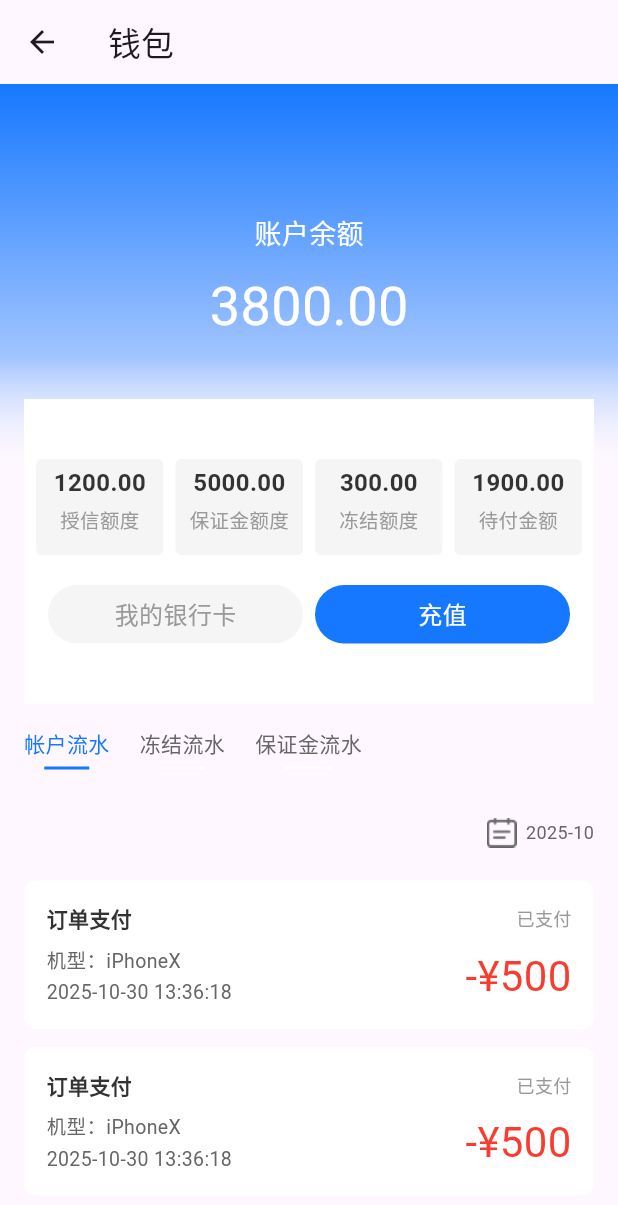
After one commit to 2248157705/mall_flutter, a Flutter app: the WalletPage screen opened directly, on a phone screen of 412 x 824 dp. The commit adds this screen. Shown: the top 1205 px of the screen. Run offline on Flutter 3.47's test engine with Material 3 defaults, Android fonts, the phone set to English and light mode, and no system bars; our stand-ins replace dio, flutter_riverpod, flutter_secure_storage, retrofit; accounts and stored records are empty; generated files the repository leaves out were written again.

Commit message:
钱包页面

```diff
--- a/lib/main.dart
+++ b/lib/main.dart
@@ -6,6 +6,8 @@ import 'package:login_app/service/api_client.dart';
 import 'package:login_app/store/token_provider.dart'; // Import the new token provider
 import 'package:login_app/model/login_request.dart';
 import 'package:dio/dio.dart';
+
+import 'package:login_app/wallet_page.dart';
 
 void main() {
   runApp(
@@ -34,6 +36,7 @@ class MyApp extends ConsumerWidget {
         GlobalCupertinoLocalizations.delegate,
       ],
       home: token != null && token.isNotEmpty ? const HomePage() : const LoginPage(),
+       // home:const WalletPage(),
     );
   }
 }
@@ -200,20 +203,22 @@ class _LoginPageState extends ConsumerState<LoginPage> { // Changed to ConsumerS
   @override
   Widget build(BuildContext context) {
     return Scaffold(
-      body: Container(
-        decoration: const BoxDecoration(
-          image: DecorationImage(
-            image: AssetImage('assets/images/login/1.png'),
+      body: Stack(
+        children: [
+          // 背景图片
+          Image.asset(
+            'assets/images/login/1.png',
             fit: BoxFit.cover,
+            width: MediaQuery.of(context).size.width,
           ),
-        ),
-        child: Padding(
+          // 登录内容
+          Padding(
             padding: const EdgeInsets.symmetric(horizontal: 24.0),
             child: Column(
               mainAxisAlignment: MainAxisAlignment.center,
               crossAxisAlignment: CrossAxisAlignment.stretch,
               children: <Widget>[
-              const Spacer(flex: 2),
+              const Spacer(flex: 1),
               Text(
                 _showOtherLogin ? '其他账号登录' : '您好!',
                 style: const TextStyle(
@@ -244,7 +249,7 @@ class _LoginPageState extends ConsumerState<LoginPage> { // Changed to ConsumerS
                     fontFamily: 'sans-serif',
                   ),
                 ),
-              const Spacer(flex: 3),
+              const Spacer(flex: 1),
               AnimatedSwitcher(
                 duration: const Duration(milliseconds: 300),
                 child: _showOtherLogin ? _buildOtherLoginView() : _buildOneClickLoginView(),
@@ -286,6 +291,7 @@ class _LoginPageState extends ConsumerState<LoginPage> { // Changed to ConsumerS
             ],
           ),
         ),
+      ],
     ),
   );
 }
--- a/lib/service/order_api_client.dart
+++ b/lib/service/order_api_client.dart
@@ -46,13 +46,11 @@ final orderServiceProvider = Provider.family<OrderService, String>((ref, baseUrl
 });
 
 
-
 // // Provider for OrderDetailService that uses the dioClientProvider
 // final orderDetailServiceProvider = Provider.family<OrderDetailService, String>((ref, baseUrl) {
 //   final dio = ref.watch(dioClientProvider(baseUrl));
 //   return OrderDetailService(dio);
 // });
-
 
 // Provider for OrderDetailService that uses the dioClientProvider
 final orderDetailServiceProvider = Provider.family<OrderDetailService, String>((ref, baseUrl) {
--- /dev/null
+++ b/lib/wallet_page.dart
@@ -0,0 +1,429 @@
+import 'package:flutter/material.dart';
+
+class TradeItem {
+  String? title;
+  int? type;
+
+  TradeItem({this.title, this.type});
+}
+
+class WalletPage extends StatefulWidget {
+  const WalletPage({super.key});
+
+  @override
+  State<WalletPage> createState() => _WalletPageState();
+}
+
+class _WalletPageState extends State<WalletPage> {
+  String currentDate = '2025-10';
+  int trade = 1;
+
+  @override
+  Widget build(BuildContext context) {
+    return Scaffold(
+      appBar: AppBar(title: const Text('钱包')),
+      body: SingleChildScrollView(
+        child: Stack(
+          clipBehavior: Clip.none,
+          children: [
+            _buildBalance(),
+            Padding(
+              padding: const EdgeInsets.only(
+                top: 210,
+                left: 0,
+                right: 0,
+                bottom: 20,
+              ),
+              child: Column(
+                children: [
+                  _buildWalletInfo(),
+                  _buildTrade(),
+                  _buildCalendarInfo(),
+                  _buildPayItem(
+                    '订单支付',
+                    '已支付',
+                    'iPhoneX',
+                    '2025-10-30 13:36:18',
+                    '500',
+                  ),
+                  _buildPayItem(
+                    '订单支付',
+                    '已支付',
+                    'iPhoneX',
+                    '2025-10-30 13:36:18',
+                    '500',
+                  ),
+                ],
+              ),
+            ),
+          ],
+        ),
+      ),
+    );
+  }
+
+  Widget _buildWalletInfo() {
+    return Container(
+      color: Colors.white,
+      margin: const EdgeInsets.symmetric(horizontal: 16),
+      padding: const EdgeInsets.symmetric(horizontal: 8, vertical: 40),
+      child: Column(
+        children: [
+          Container(
+            // color: Colors.white,
+            // width: double.infinity,
+            child: _buildCard(),
+          ),
+          const SizedBox(height: 20),
+          Container(
+            margin: const EdgeInsets.symmetric(horizontal: 8),
+            child: Row(
+              mainAxisAlignment: MainAxisAlignment.center,
+              children: [
+                Expanded(
+                  flex: 1,
+                  child: GestureDetector(
+                    onTap: () {
+                      print('click');
+                    },
+                    child: _buildWalletBtn(
+                      '我的银行卡',
+                      const Color(0xFFF5F5F5),
+                      const Color(0xFF999999),
+                    ),
+                  ),
+                ),
+                const SizedBox(width: 8),
+                Expanded(
+                  flex: 1,
+                  child: GestureDetector(
+                    onTap: () {},
+                    child: _buildWalletBtn(
+                      '充值',
+                      const Color(0xFF1678FF),
+                      Colors.white,
+                    ),
+                  ),
+                ),
+              ],
+            ),
+          ),
+        ],
+      ),
+    );
+  }
+
+  Widget _buildBalance() {
+    return Container(
+      height: 260,
+      decoration: const BoxDecoration(
+        gradient: LinearGradient(
+          begin: Alignment.topCenter,
+          end: Alignment.bottomCenter,
+          colors: [
+            Color(0xFF1678FF), // #1678FF 100%
+            Color(0x661678FF), // #1678FF 40%
+            Color(0x00FFFFFF), // #FFFFFF 0%
+          ],
+          stops: [0.0, 0.7, 1.0],
+        ),
+      ),
+      padding: const EdgeInsets.symmetric(vertical: 40),
+      width: double.infinity,
+      child: const Column(
+        mainAxisAlignment: MainAxisAlignment.center,
+        crossAxisAlignment: CrossAxisAlignment.center,
+        children: [
+          Text('账户余额', style: TextStyle(fontSize: 18, color: Colors.white)),
+          SizedBox(height: 10),
+          Text('3800.00', style: TextStyle(fontSize: 36, color: Colors.white)),
+          // SizedBox(height: 100),
+        ],
+      ),
+    );
+  }
+
+  Widget _buildCard() {
+    return Container(
+      // padding: const EdgeInsets.symmetric(vertical: 32, horizontal: 8),
+      child: GridView(
+        gridDelegate: const SliverGridDelegateWithFixedCrossAxisCount(
+          crossAxisCount: 4,
+          mainAxisSpacing: 8,
+          crossAxisSpacing: 8,
+          mainAxisExtent: 64,
+        ),
+        shrinkWrap: true,
+        physics: const NeverScrollableScrollPhysics(),
+        children: [
+          _buildMoneyItem('1200.00', '授信额度'),
+          _buildMoneyItem('5000.00', '保证金额度'),
+          _buildMoneyItem('300.00', '冻结额度'),
+          _buildMoneyItem('1900.00', '待付金额'),
+        ],
+      ),
+    );
+  }
+
+  Widget _buildMoneyItem(String val, String title) {
+    return Container(
+      decoration: BoxDecoration(
+        color: const Color(0xFFF5F5F5),
+        borderRadius: BorderRadius.circular(4),
+      ),
+      padding: const EdgeInsets.all(4),
+      child: Column(
+        children: [
+          Text(
+            val,
+            style: const TextStyle(
+              fontSize: 16,
+              fontWeight: FontWeight.bold,
+              color: Color(0xFF333333),
+            ),
+            maxLines: 1,
+            overflow: TextOverflow.ellipsis,
+          ),
+          const SizedBox(height: 4),
+          Text(
+            title,
+            style: const TextStyle(fontSize: 13, color: Color(0xFF999999)),
+          ),
+        ],
+      ),
+    );
+  }
+
+  Widget _buildWalletBtn(String title, Color bg, Color textColor) {
+    return Container(
+      decoration: BoxDecoration(
+        color: bg,
+        borderRadius: BorderRadius.circular(32),
+      ),
+      padding: const EdgeInsets.symmetric(vertical: 8),
+      child: Center(
+        child: Text(title, style: TextStyle(fontSize: 16, color: textColor)),
+      ),
+    );
+  }
+
+  Widget _buildCalendarInfo() {
+    return GestureDetector(
+      onTap: () {
+        print('select date');
+      },
+      child: Padding(
+        padding: const EdgeInsets.symmetric(vertical: 16, horizontal: 16),
+        child: Row(
+          mainAxisAlignment: MainAxisAlignment.end,
+          children: [
+            Row(
+              children: [
+                Image.asset(
+                  'assets/images/detail/7.png',
+                  width: 20,
+                  height: 20,
+                ),
+                const SizedBox(width: 6),
+                Text(
+                  currentDate,
+                  style: const TextStyle(
+                    fontSize: 12,
+                    color: Color(0xFF666666),
+                  ),
+                ),
+              ],
+            ),
+          ],
+        ),
+      ),
+    );
+  }
+
+
+
+  Widget _buildTrade() {
+    return Container(
+      // 1. 强制 Container 占满全宽，确保 Row 从最左边开始排列
+      width: double.infinity,
+      // 2. 设置对齐方式为左中
+      alignment: Alignment.centerLeft,
+      child: SingleChildScrollView(
+        physics: const BouncingScrollPhysics(),
+        scrollDirection: Axis.horizontal,
+        // 3. 这里是左边的间距
+        padding: const EdgeInsets.symmetric(horizontal: 16, vertical: 16),
+        child: Row(
+          // 4. 确保 Row 内部子组件从头部开始排列
+          mainAxisAlignment: MainAxisAlignment.start,
+          crossAxisAlignment: CrossAxisAlignment.start,
+          mainAxisSize: MainAxisSize.min, // 关键：让 Row 仅占据内容需要的宽度
+          children: [
+            _buildTradeItem(TradeItem(title: '帐户流水', type: 1)),
+            const SizedBox(width: 20),
+            _buildTradeItem(TradeItem(title: '冻结流水', type: 2)),
+            const SizedBox(width: 20),
+            _buildTradeItem(TradeItem(title: '保证金流水', type: 3)),
+          ],
+        ),
+      ),
+    );
+  }
+
+
+  Widget _buildTrade3() {
+    // 1. 定义数据源（实际开发中这部分可以来自 State 或 ViewModel）
+    final List<TradeItem> tradeItems = [
+      TradeItem(title: '帐户流水', type: 1),
+      TradeItem(title: '冻结流水', type: 2),
+      TradeItem(title: '保证金流水', type: 3),
+    ];
+
+    return Container(
+      width: double.infinity,
+      alignment: Alignment.centerLeft,
+      child: SingleChildScrollView(
+        physics: const BouncingScrollPhysics(),
+        scrollDirection: Axis.horizontal,
+        padding: const EdgeInsets.symmetric(horizontal: 16, vertical: 16),
+        child: Row(
+          mainAxisAlignment: MainAxisAlignment.start,
+          crossAxisAlignment: CrossAxisAlignment.start,
+          mainAxisSize: MainAxisSize.min,
+          children: tradeItems.asMap().entries.map((entry) {
+            int index = entry.key;
+            TradeItem item = entry.value;
+
+            return Padding(
+              // 动态计算间距：除最后一项外，每项右侧添加 20 像素间距
+              padding: EdgeInsets.only(
+                right: index == tradeItems.length - 1 ? 0 : 20,
+              ),
+              child: _buildTradeItem(item),
+            );
+          }).toList(),
+        ),
+      ),
+    );
+  }
+
+  Widget _buildTradeItem(TradeItem item) {
+    return GestureDetector(
+      onTap: () {
+        setState(() {
+          trade = item.type!;
+        });
+      },
+      child: Column(
+        children: [
+          Text(
+            item.title!,
+            style: TextStyle(
+              fontSize: 14,
+              color: Color(item.type == trade ? 0xFF1678FF : 0xFF666666),
+            ),
+          ),
+          const SizedBox(height: 6),
+          Container(
+            color: item.type == trade ? const Color(0xFF1678FF) : Colors.white,
+            height: 2,
+            width: 30,
+          ),
+        ],
+      ),
+    );
+  }
+
+  Widget _buildPayItem(
+    String title,
+    String status,
+    String model,
+    String time,
+    String price,
+  ) {
+    return GestureDetector(
+      onTap: () {},
+      child: Container(
+        // color: Colors.white,
+        decoration: BoxDecoration(
+          borderRadius: BorderRadius.circular(8),
+          color: Colors.white,
+        ),
+        padding: const EdgeInsets.all(15),
+        margin: const EdgeInsets.symmetric(horizontal: 16, vertical: 6),
+        child: Column(
+          children: [
+            Row(
+              mainAxisAlignment: MainAxisAlignment.spaceBetween,
+              crossAxisAlignment: CrossAxisAlignment.center,
+              children: [
+                Text(
+                  title,
+                  style: const TextStyle(
+                    color: Color(0xFF333333),
+                    fontWeight: FontWeight.bold,
+                    fontSize: 14,
+                  ),
+                ),
+                Text(
+                  status,
+                  style: const TextStyle(
+                    fontSize: 12,
+                    color: Color(0xFF999999),
+                  ),
+                ),
+              ],
+            ),
+            const SizedBox(height: 8),
+            Row(
+              mainAxisAlignment: MainAxisAlignment.spaceBetween,
+              crossAxisAlignment: CrossAxisAlignment.center,
+              children: [
+                Column(
+                  crossAxisAlignment: CrossAxisAlignment.start,
+                  children: [
+                    Text.rich(
+                      TextSpan(
+                        text: '机型：',
+                        style: const TextStyle(
+                          color: Color(0xFF666666),
+                          fontSize: 13,
+                        ),
+                        children: [
+                          TextSpan(
+                            text: model,
+                            style: const TextStyle(
+                              fontSize: 13,
+                              color: Color(0xFF666666),
+                            ),
+                          ),
+                        ],
+                      ),
+                    ),
+                    const SizedBox(height: 2),
+                    Text.rich(
+                      TextSpan(
+                        text: time,
+                        style: const TextStyle(
+                          color: Color(0xFF666666),
+                          fontSize: 13,
+                        ),
+                      ),
+                    ),
+                  ],
+                ),
+                Text(
+                  '-¥$price',
+                  style: const TextStyle(
+                    color: Color(0xFFF83C30),
+                    fontSize: 28,
+                  ),
+                ),
+              ],
+            ),
+          ],
+        ),
+      ),
+    );
+  }
+}
```
Also changed, not shown: assets/images/detail/7.png (added). Lines whose indentation alone changed are shown as unchanged.
